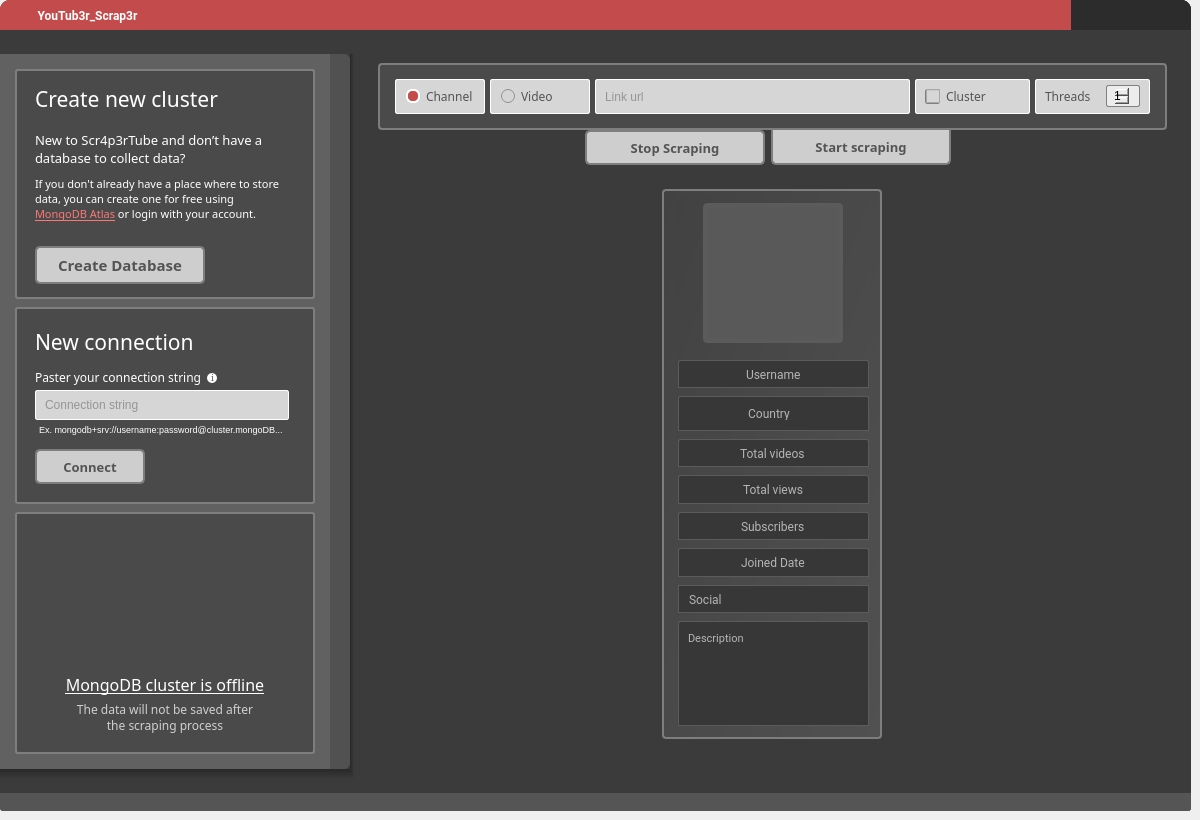
Above: ui/third_gui_style_up.ui from T4M1Z/GUI-PyQT5-Youtub3r_Scrap3r before the change. Below: the same form after it.
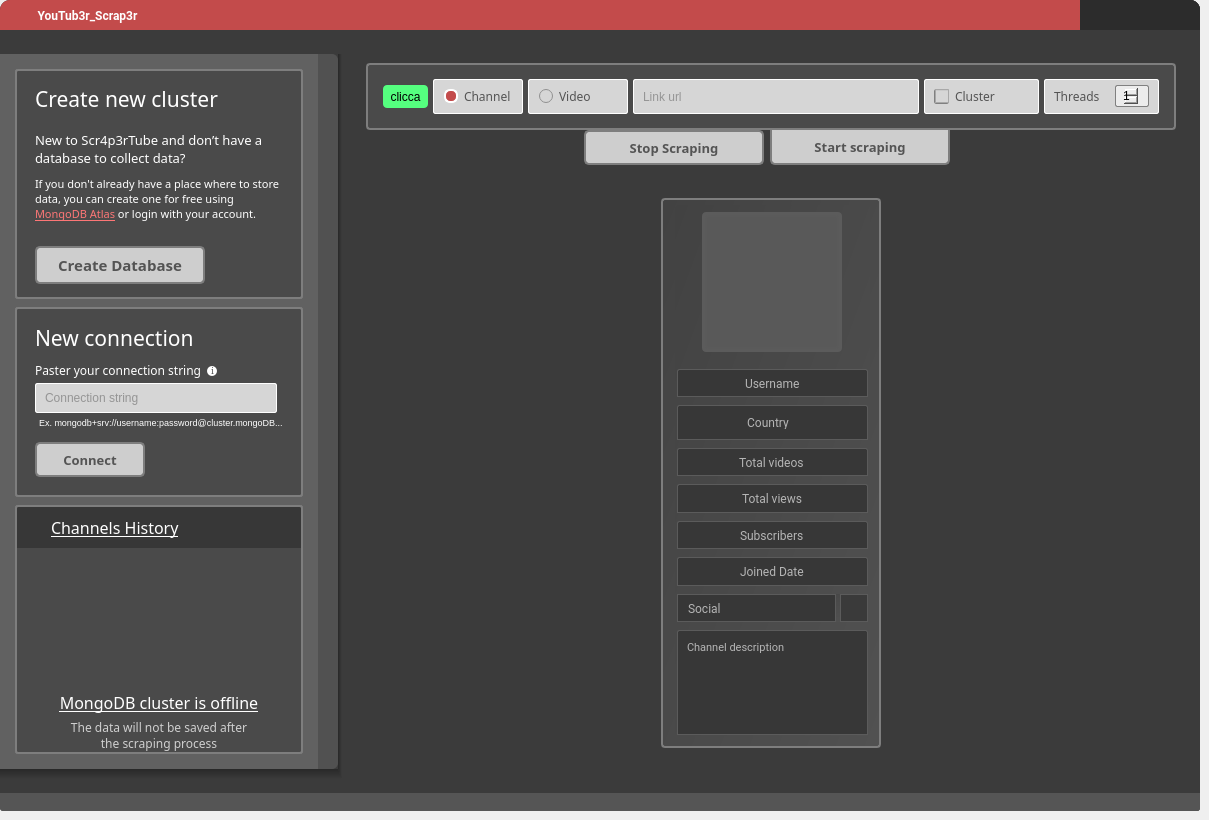
That is the form after the change. Icons and pictures are not drawn.

Commit message: last_update_26/04/22_history/new_details

Diff of the .ui file:
```diff
--- a/ui/third_gui_style_up.ui
+++ b/ui/third_gui_style_up.ui
@@ -2,11 +2,14 @@
 <ui version="4.0">
  <class>MainWindow</class>
  <widget class="QMainWindow" name="MainWindow">
+  <property name="enabled">
+   <bool>true</bool>
+  </property>
   <property name="geometry">
    <rect>
     <x>0</x>
     <y>0</y>
-    <width>1200</width>
+    <width>1209</width>
     <height>820</height>
    </rect>
   </property>
@@ -86,7 +89,7 @@
 QScrollBar:vertical {
 	border: none;
 	background: rgb(77, 77, 77);
-
+	width:10px;
  }
 
 /*  HANDLE BAR horiz:vertical */
@@ -127,6 +130,29 @@
 QScrollBar::add-page:vertical, QScrollBar::sub-page:vertical {
 	background: none;
 }
+
+QMenu{
+ background: blue;
+                border: 2px solid red;
+                border-radius: 6px;
+}
+
+QMenu::separator {
+    height: 2px;
+    background: lightgray;
+
+}
+
+QMenu::item {
+	background-color: rgb(181, 181, 181);
+	color: rgb(71, 71, 71);
+}
+
+ QMenu::item:selected{
+	background-color: rgb(81, 81, 81);
+	color: rgb(211, 211, 211);
+ } 
+
 </string>
   </property>
   <widget class="QWidget" name="centralwidget">
@@ -1422,15 +1448,239 @@
                      <property name="frameShadow">
                       <enum>QFrame::Raised</enum>
                      </property>
-                     <layout class="QVBoxLayout" name="verticalLayout_12" stretch="0">
+                     <layout class="QVBoxLayout" name="verticalLayout_12" stretch="0,0">
                       <property name="spacing">
                        <number>0</number>
                       </property>
+                      <property name="leftMargin">
+                       <number>0</number>
+                      </property>
                       <property name="topMargin">
-                       <number>8</number>
+                       <number>0</number>
                       </property>
+                      <property name="rightMargin">
+                       <number>0</number>
+                      </property>
                       <property name="bottomMargin">
-                       <number>8</number>
+                       <number>0</number>
+                      </property>
+                      <item>
+                       <widget class="QFrame" name="db_channel_history">
+                        <property name="frameShape">
+                         <enum>QFrame::StyledPanel</enum>
+                        </property>
+                        <property name="frameShadow">
+                         <enum>QFrame::Raised</enum>
+                        </property>
+                        <layout class="QVBoxLayout" name="verticalLayout_18" stretch="0,0">
+                         <property name="spacing">
+                          <number>0</number>
+                         </property>
+                         <property name="leftMargin">
+                          <number>0</number>
+                         </property>
+                         <property name="topMargin">
+                          <number>0</number>
+                         </property>
+                         <property name="rightMargin">
+                          <number>0</number>
+                         </property>
+                         <property name="bottomMargin">
+                          <number>0</number>
+                         </property>
+                         <item>
+                          <widget class="QFrame" name="frame_35">
+                           <property name="minimumSize">
+                            <size>
+                             <width>0</width>
+                             <height>41</height>
+                            </size>
+                           </property>
+                           <property name="styleSheet">
+                            <string notr="true">QFrame{
+background-color: rgb(55, 55, 55);
+border-top-left-radius:2px;
+border-top-right-radius:2px;
+}</string>
+                           </property>
+                           <property name="frameShape">
+                            <enum>QFrame::StyledPanel</enum>
+                           </property>
+                           <property name="frameShadow">
+                            <enum>QFrame::Raised</enum>
+                           </property>
+                           <layout class="QHBoxLayout" name="horizontalLayout" stretch="0,1,5">
+                            <property name="spacing">
+                             <number>6</number>
+                            </property>
+                            <property name="leftMargin">
+                             <number>13</number>
+                            </property>
+                            <property name="topMargin">
+                             <number>9</number>
+                            </property>
+                            <property name="rightMargin">
+                             <number>13</number>
+                            </property>
+                            <property name="bottomMargin">
+                             <number>9</number>
+                            </property>
+                            <item>
+                             <widget class="QLabel" name="label_14">
+                              <property name="minimumSize">
+                               <size>
+                                <width>15</width>
+                                <height>0</height>
+                               </size>
+                              </property>
+                              <property name="styleSheet">
+                               <string notr="true">image: url(:/database/icons/db/db_s_white.svg);</string>
+                              </property>
+                              <property name="text">
+                               <string/>
+                              </property>
+                             </widget>
+                            </item>
+                            <item>
+                             <widget class="QLabel" name="label_15">
+                              <property name="font">
+                               <font>
+                                <family>Segoe UI Semibold</family>
+                                <pointsize>12</pointsize>
+                               </font>
+                              </property>
+                              <property name="styleSheet">
+                               <string notr="true">QLabel{
+	color:white;
+}</string>
+                              </property>
+                              <property name="text">
+                               <string>&lt;html&gt;&lt;head/&gt;&lt;body&gt;&lt;p&gt;&lt;span style=&quot; text-decoration: underline;&quot;&gt;Channels History&lt;/span&gt;&lt;/p&gt;&lt;/body&gt;&lt;/html&gt;</string>
+                              </property>
+                             </widget>
+                            </item>
+                            <item>
+                             <widget class="QPushButton" name="refresh_db_btn">
+                              <property name="minimumSize">
+                               <size>
+                                <width>15</width>
+                                <height>15</height>
+                               </size>
+                              </property>
+                              <property name="maximumSize">
+                               <size>
+                                <width>15</width>
+                                <height>15</height>
+                               </size>
+                              </property>
+                              <property name="cursor">
+                               <cursorShape>PointingHandCursor</cursorShape>
+                              </property>
+                              <property name="styleSheet">
+                               <string notr="true">QPushButton{
+image: url(:/database/icons/db/reload_db.png);
+border-radius:4px;
+}
+
+QPushButton::hover{
+	background-color: rgb(63, 63, 63);
+}
+
+QPushButton::pressed{
+	background-color: rgb(43, 43, 43);
+}
+</string>
+                              </property>
+                              <property name="text">
+                               <string/>
+                              </property>
+                             </widget>
+                            </item>
+                           </layout>
+                          </widget>
+                         </item>
+                         <item>
+                          <widget class="QScrollArea" name="scrollArea1">
+                           <property name="styleSheet">
+                            <string notr="true">background-color: qlineargradient(spread:pad, x1:0, y1:0.0116818, x2:1, y2:1, stop:1 rgba(0, 0, 0, 0));</string>
+                           </property>
+                           <property name="horizontalScrollBarPolicy">
+                            <enum>Qt::ScrollBarAlwaysOff</enum>
+                           </property>
+                           <property name="widgetResizable">
+                            <bool>true</bool>
+                           </property>
+                           <widget class="QWidget" name="scroll_widget">
+                            <property name="geometry">
+                             <rect>
+                              <x>0</x>
+                              <y>0</y>
+                              <width>270</width>
+                              <height>38</height>
+                             </rect>
+                            </property>
+                            <property name="styleSheet">
+                             <string notr="true">
+	background-color: qlineargradient(spread:pad, x1:0, y1:0.0116818, x2:1, y2:1, stop:1 rgba(0, 0, 0, 0));
+</string>
+                            </property>
+                            <layout class="QVBoxLayout" name="verticalLayout_19">
+                             <property name="leftMargin">
+                              <number>9</number>
+                             </property>
+                             <item>
+                              <layout class="QVBoxLayout" name="channel_list_widget">
+                               <property name="spacing">
+                                <number>0</number>
+                               </property>
+                               <property name="topMargin">
+                                <number>0</number>
+                               </property>
+                               <property name="bottomMargin">
+                                <number>13</number>
+                               </property>
+                              </layout>
+                             </item>
+                             <item>
+                              <spacer name="verticalSpacer">
+                               <property name="orientation">
+                                <enum>Qt::Vertical</enum>
+                               </property>
+                               <property name="sizeHint" stdset="0">
+                                <size>
+                                 <width>20</width>
+                                 <height>40</height>
+                                </size>
+                               </property>
+                              </spacer>
+                             </item>
+                            </layout>
+                           </widget>
+                          </widget>
+                         </item>
+                        </layout>
+                       </widget>
+                      </item>
+                      <item>
+                       <widget class="QFrame" name="db_status_offline">
+                        <property name="frameShape">
+                         <enum>QFrame::StyledPanel</enum>
+                        </property>
+                        <property name="frameShadow">
+                         <enum>QFrame::Raised</enum>
+                        </property>
+                        <layout class="QVBoxLayout" name="verticalLayout_15">
+                         <property name="leftMargin">
+                          <number>0</number>
+                         </property>
+                         <property name="topMargin">
+                          <number>0</number>
+                         </property>
+                         <property name="rightMargin">
+                          <number>0</number>
+                         </property>
+                         <property name="bottomMargin">
+                          <number>0</number>
                       </property>
                       <item>
                        <widget class="QFrame" name="frame_2">
@@ -1456,11 +1706,17 @@
                          <property name="spacing">
                           <number>5</number>
                          </property>
+                            <property name="leftMargin">
+                             <number>0</number>
+                            </property>
                          <property name="topMargin">
-                          <number>8</number>
+                             <number>0</number>
+                            </property>
+                            <property name="rightMargin">
+                             <number>0</number>
                          </property>
                          <property name="bottomMargin">
-                          <number>9</number>
+                             <number>0</number>
                          </property>
                          <item>
                           <widget class="QFrame" name="frame_26">
@@ -1472,10 +1728,10 @@
                            </property>
                            <layout class="QHBoxLayout" name="horizontalLayout_20">
                             <property name="topMargin">
-                             <number>3</number>
+                                <number>9</number>
                             </property>
                             <property name="bottomMargin">
-                             <number>10</number>
+                                <number>9</number>
                             </property>
                             <item>
                              <widget class="QLabel" name="label_10">
@@ -1578,6 +1834,9 @@
                   </layout>
                  </widget>
                 </item>
+                  </layout>
+                 </widget>
+                </item>
                 <item>
                  <widget class="QPushButton" name="left_panel_btn">
                   <property name="sizePolicy">
@@ -1651,7 +1910,7 @@
             <property name="frameShadow">
              <enum>QFrame::Raised</enum>
             </property>
-            <layout class="QVBoxLayout" name="verticalLayout_13" stretch="0,0,0,0">
+            <layout class="QVBoxLayout" name="verticalLayout_13" stretch="0,0,0">
              <property name="spacing">
               <number>0</number>
              </property>
@@ -1758,7 +2017,7 @@
                      <property name="frameShadow">
                       <enum>QFrame::Raised</enum>
                      </property>
-                     <layout class="QHBoxLayout" name="horizontalLayout_12" stretch="0,2,0,0,0">
+                     <layout class="QHBoxLayout" name="horizontalLayout_12" stretch="0,0,2,0,0,0">
                       <property name="spacing">
                        <number>5</number>
                       </property>
@@ -1774,6 +2033,33 @@
                       <property name="bottomMargin">
                        <number>0</number>
                       </property>
+                      <item>
+                       <widget class="QPushButton" name="pushButton">
+                        <property name="minimumSize">
+                         <size>
+                          <width>45</width>
+                          <height>23</height>
+                         </size>
+                        </property>
+                        <property name="styleSheet">
+                         <string notr="true">QPushButton{
+background-color: rgb(85, 255, 127);
+ }
+
+QPushButton::hover{
+	background-color: rgb(150, 255, 134);
+}
+
+
+QPushButton::pressed{
+	background-color: rgb(68, 162, 74);
+}</string>
+                        </property>
+                        <property name="text">
+                         <string>clicca</string>
+                        </property>
+                       </widget>
+                      </item>
                       <item>
                        <widget class="QRadioButton" name="channel_radioBtn">
                         <property name="minimumSize">
@@ -2379,6 +2665,9 @@
              </item>
              <item>
               <layout class="QHBoxLayout" name="central_panel_layout">
+               <property name="spacing">
+                <number>3</number>
+               </property>
                <property name="topMargin">
                 <number>0</number>
                </property>
@@ -2984,6 +3273,30 @@
                             </widget>
                            </item>
                            <item>
+                            <widget class="QFrame" name="frame_28">
+                             <property name="frameShape">
+                              <enum>QFrame::StyledPanel</enum>
+                             </property>
+                             <property name="frameShadow">
+                              <enum>QFrame::Raised</enum>
+                             </property>
+                             <layout class="QHBoxLayout" name="horizontalLayout_31">
+                              <property name="spacing">
+                               <number>4</number>
+                              </property>
+                              <property name="leftMargin">
+                               <number>0</number>
+                              </property>
+                              <property name="topMargin">
+                               <number>0</number>
+                              </property>
+                              <property name="rightMargin">
+                               <number>0</number>
+                              </property>
+                              <property name="bottomMargin">
+                               <number>0</number>
+                              </property>
+                              <item>
                             <widget class="QComboBox" name="social_comboBox">
                              <property name="minimumSize">
                               <size>
@@ -3045,6 +3358,58 @@
                             </widget>
                            </item>
                            <item>
+                               <widget class="QPushButton" name="btn_combo_box">
+                                <property name="minimumSize">
+                                 <size>
+                                  <width>28</width>
+                                  <height>28</height>
+                                 </size>
+                                </property>
+                                <property name="maximumSize">
+                                 <size>
+                                  <width>28</width>
+                                  <height>28</height>
+                                 </size>
+                                </property>
+                                <property name="font">
+                                 <font>
+                                  <family>Segoe UI Semibold</family>
+                                  <pointsize>9</pointsize>
+                                  <weight>75</weight>
+                                  <bold>true</bold>
+                                 </font>
+                                </property>
+                                <property name="cursor">
+                                 <cursorShape>PointingHandCursor</cursorShape>
+                                </property>
+                                <property name="styleSheet">
+                                 <string notr="true">QPushButton{ 
+	border: 1px solid  rgb(91, 91, 91);
+	background-color: rgb(58, 58, 58);
+	
+	image: url(:/16x16/icons/16x16/cil-hand-point-left.png);
+
+}
+
+QPushButton::hover{ 
+	background-color: rgb(47, 47, 47);
+
+}
+
+QPushButton::pressed{
+	background-color: rgb(50, 50, 50);
+border: 1px solid  rgb(121, 121, 121);
+}</string>
+                                </property>
+                                <property name="text">
+                                 <string/>
+                                </property>
+                               </widget>
+                              </item>
+                             </layout>
+                            </widget>
+                           </item>
+                           <item>
                             <widget class="QTextEdit" name="description_channel">
                              <property name="minimumSize">
                               <size>
@@ -3095,7 +3460,7 @@
 &lt;html&gt;&lt;head&gt;&lt;meta name=&quot;qrichtext&quot; content=&quot;1&quot; /&gt;&lt;style type=&quot;text/css&quot;&gt;
 p, li { white-space: pre-wrap; }
 &lt;/style&gt;&lt;/head&gt;&lt;body style=&quot; font-family:'Roboto'; font-size:8.25pt; font-weight:400; font-style:normal;&quot;&gt;
-&lt;p style=&quot; margin-top:0px; margin-bottom:0px; margin-left:0px; margin-right:0px; -qt-block-indent:0; text-indent:0px;&quot;&gt;Description&lt;/p&gt;&lt;/body&gt;&lt;/html&gt;</string>
+&lt;p style=&quot; margin-top:0px; margin-bottom:0px; margin-left:0px; margin-right:0px; -qt-block-indent:0; text-indent:0px;&quot;&gt;Channel description&lt;/p&gt;&lt;/body&gt;&lt;/html&gt;</string>
                              </property>
                              <property name="acceptRichText">
                               <bool>true</bool>
@@ -3125,17 +3490,6 @@
                </item>
               </layout>
              </item>
-             <item>
-              <widget class="QFrame" name="frame_27">
-               <property name="frameShape">
-                <enum>QFrame::StyledPanel</enum>
-               </property>
-               <property name="frameShadow">
-                <enum>QFrame::Raised</enum>
-               </property>
-               <layout class="QHBoxLayout" name="horizontalLayout"/>
-              </widget>
-             </item>
             </layout>
            </widget>
           </item>
```
Lines whose indentation alone changed are shown as unchanged. The commit also changes 35 other files.
